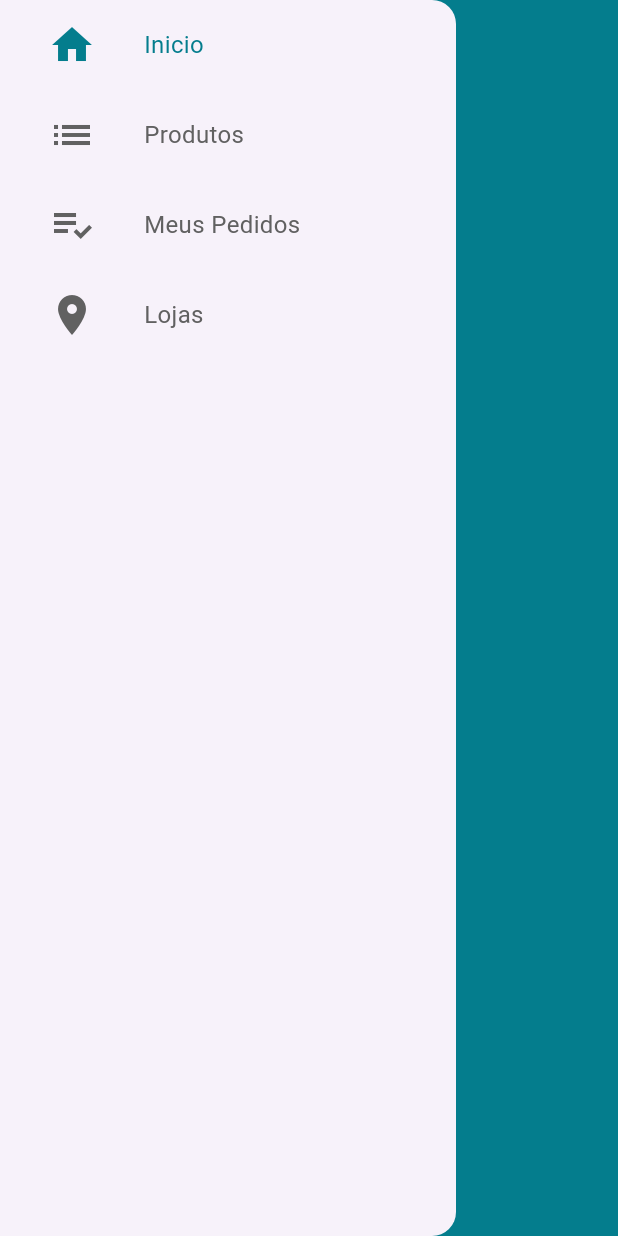
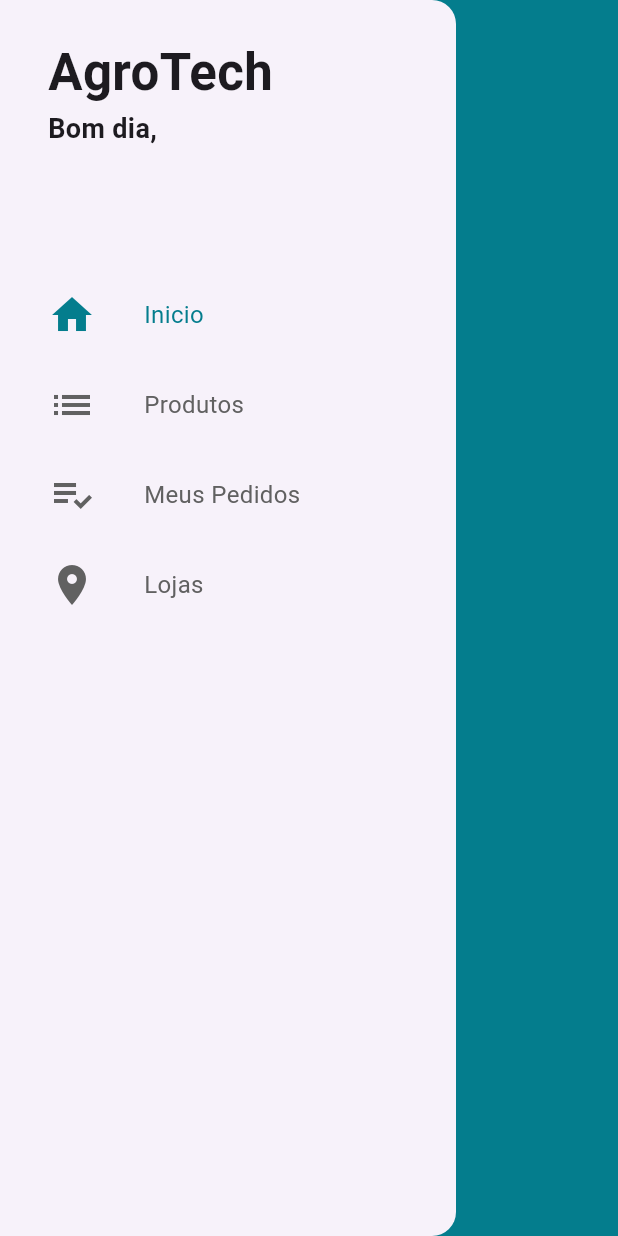
Before and after one commit to 22moschen/loja_virtual_pro, a Flutter app: the CustomDrawer widget shown alone on an empty page, opened directly, on a phone screen of 412 x 824 dp. Run offline on Flutter 3.47's test engine with Material 3 defaults, Android fonts, the phone set to English and light mode, and no system bars; our stand-ins replace cloud_firestore, firebase_auth, firebase_core; accounts and stored records are empty; network calls fail.

Commit message:
Implemente function Saudação dinâmica

```diff
--- a/lib/common/custom_drawer/custom_drawer.dart
+++ b/lib/common/custom_drawer/custom_drawer.dart
@@ -1,4 +1,5 @@
 import 'package:flutter/material.dart';
+import 'package:loja_virtual_pro/common/custom_drawer/custom_drawer_header.dart';
 import 'package:loja_virtual_pro/common/custom_drawer/drawer_title.dart';
 
 class CustomDrawer extends StatelessWidget {
@@ -9,6 +10,7 @@ class CustomDrawer extends StatelessWidget {
     return Drawer(
       child: ListView(
         children: const <Widget>[ // Adicionado const aqui
+          CustomDrawerHeader(),
           DrawerTile(iconData: Icons.home,
            title: 'Inicio', page: 0,),
 
--- /dev/null
+++ b/lib/common/custom_drawer/custom_drawer_header.dart
@@ -0,0 +1,53 @@
+import 'package:flutter/material.dart';
+import 'package:loja_virtual_pro/models/user_manager.dart';
+import 'package:provider/provider.dart';
+
+class CustomDrawerHeader extends StatelessWidget {
+  const CustomDrawerHeader({super.key});
+
+  String _getGreeting() {
+    final hour = DateTime.now().hour;
+    if (hour >= 5 && hour < 12) {
+      return 'Bom dia';
+    } else if (hour >= 12 && hour < 18) {
+      return 'Boa tarde';
+    } else if (hour >= 18 && hour < 23) {
+      return 'Boa noite';
+    } else {
+      return 'Boa madrugada';
+    }
+  }
+
+  @override
+  Widget build(BuildContext context) {
+    return Container(
+      padding: const EdgeInsets.fromLTRB(32, 24, 16, 8),
+      height: 180,
+      child: Consumer<UserManager>(
+        builder: (_, userManager, __) {
+          final greeting = _getGreeting();
+          final userName = userManager.user?.name ?? '';
+          return Column(
+            crossAxisAlignment: CrossAxisAlignment.start,
+            mainAxisSize: MainAxisSize.min,
+            children: <Widget>[
+              Text(
+                'AgroTech',
+                style: TextStyle(fontSize: 34, fontWeight: FontWeight.bold),
+              ),
+              Text(
+                '$greeting, $userName',
+                overflow: TextOverflow.ellipsis,
+                maxLines: 2,
+                style: TextStyle(
+                  fontSize: 18,
+                  fontWeight:  FontWeight.bold,
+                ),
+              )
+            ],
+          );
+        },
+      ),
+    );
+  }
+}
--- a/lib/main.dart
+++ b/lib/main.dart
@@ -37,7 +37,7 @@ class MyApp extends StatelessWidget {
         onGenerateRoute: (settings) {
           switch(settings.name) {
             case '/signup':
-              return MaterialPageRoute(builder: (_) => SingnUpScreen());
+              return MaterialPageRoute(builder: (_) => SignUpScreen());
             case '/base':
             default:
               return MaterialPageRoute(builder: (_) => BaseScreen());
--- a/lib/screens/base/base_screen.dart
+++ b/lib/screens/base/base_screen.dart
@@ -18,7 +18,7 @@ class BaseScreen extends StatelessWidget {
       physics: const NeverScrollableScrollPhysics(),
       children: <Widget>[
 
-        LoginScreen(),
+
 
         Scaffold(
           drawer: CustomDrawer(),
```
Also changed, not shown: lib/models/user_manager.dart (+19 -7 lines), lib/screens/signup/signup_screen.dart (+4 -4 lines), 1 other file.
